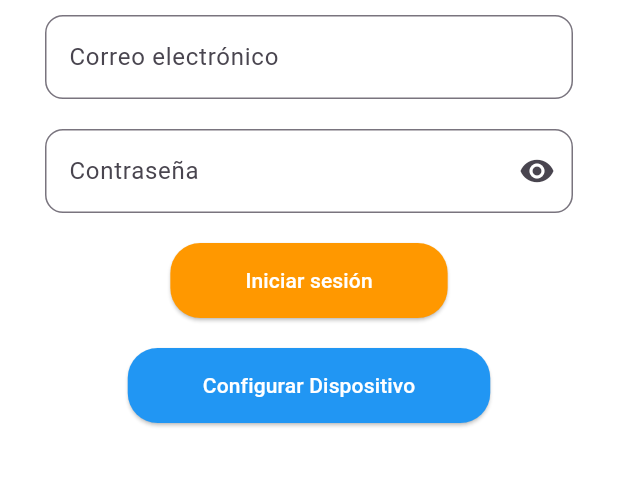
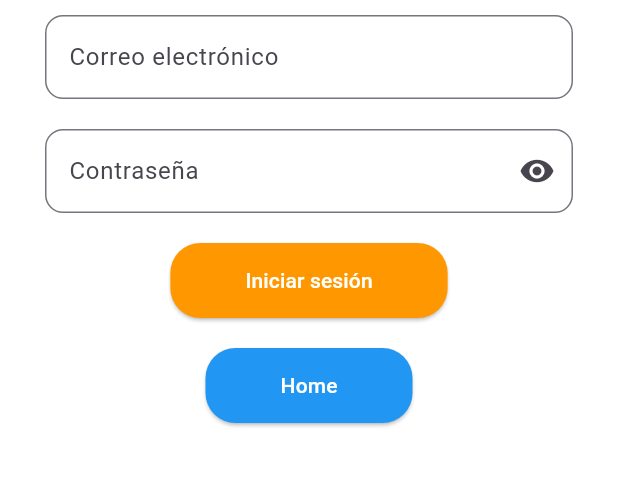
Before and after one commit to ManuelCruz27/RepoProyecto, a Flutter app: the screen it shows after launch, after a tap on "Iniciar Sesión", on a phone screen of 412 x 824 dp, the part 405-892 px from its top. Run offline on Flutter 3.47's test engine with Material 3 defaults, Android fonts, the phone set to English and light mode, and no system bars; our stand-ins replace fl_chart, shared_preferences.

Commit message:
Nombre boton que manda directamente a home

```diff
--- a/Proyecto/lib/Login.dart
+++ b/Proyecto/lib/Login.dart
@@ -263,7 +263,7 @@ class _LoginScreenState extends State<LoginScreen> {
                           ),
                           padding: EdgeInsets.symmetric(horizontal: 50, vertical: 15),
                         ),
-                        child: Text('Configurar Dispositivo'), // Texto del botón
+                        child: Text('Home'), // Texto del botón
                       ),
                     ),
                   ],
```
